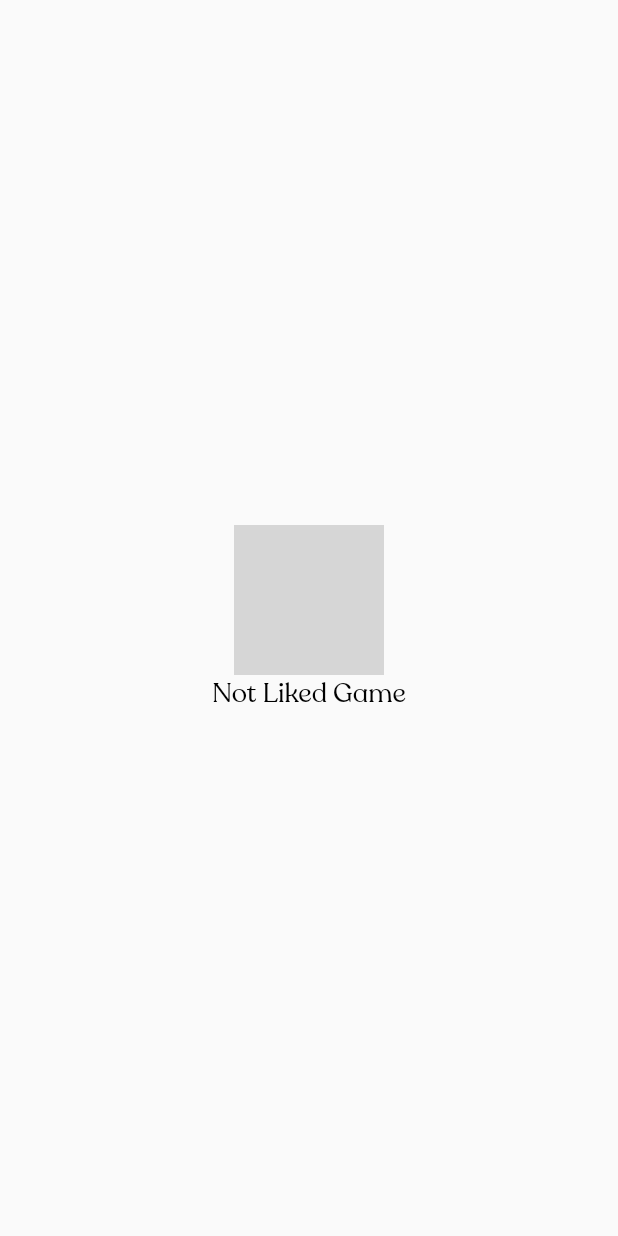
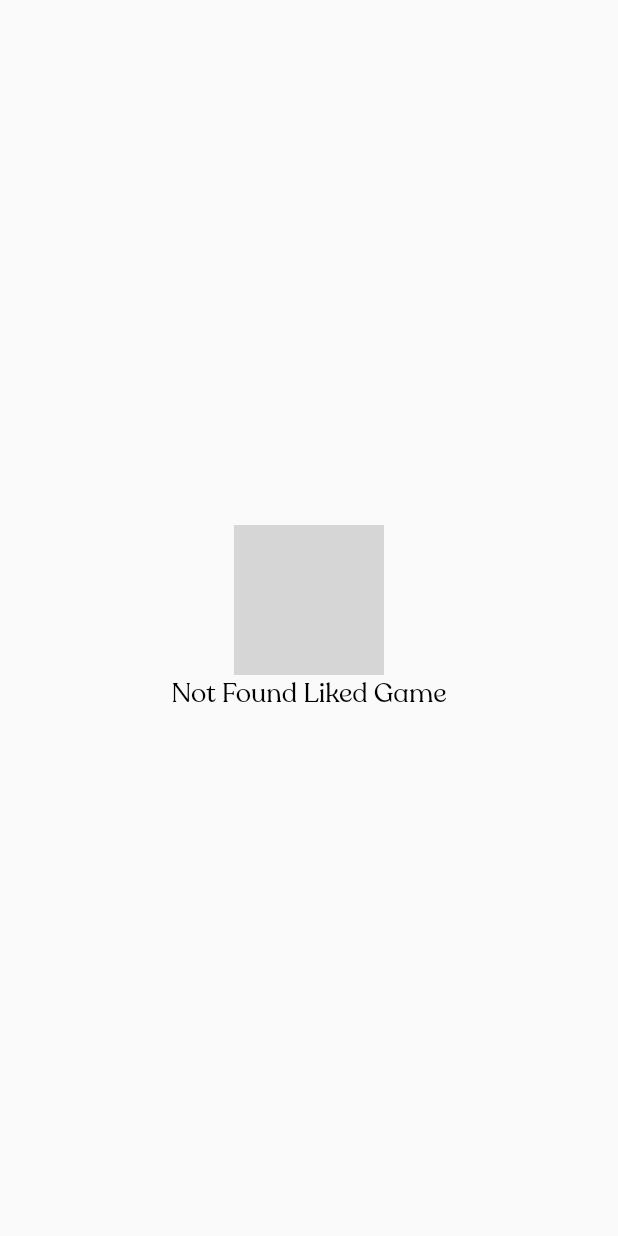
Before and after one commit to mohitvora0707/AllGame-_App, a Flutter app: the Fev screen opened directly, on a phone screen of 412 x 824 dp. Run offline on Flutter 3.47's test engine with Material 2 defaults, Android fonts, the phone set to English and light mode, and no system bars; our stand-ins replace animate_do, carousel_slider, cloud_firestore, connectivity_plus, dot_navigation_bar, double_back_to_close_app and 8 more; accounts and stored records are empty; network calls fail; grey boxes are pictures that could not be loaded.

Commit message:
chnage
dfdsfsd

```diff
--- a/lib/Fev.dart
+++ b/lib/Fev.dart
@@ -26,7 +26,7 @@ class _FevState extends State<Fev> {
                       width: 100,
                     ),
                     Text(
-                      'Not Liked Game',
+                      'Not Found Liked Game',
                       style: TextStyle(
                         color: Colors.black,
                         fontSize: 18,
```
